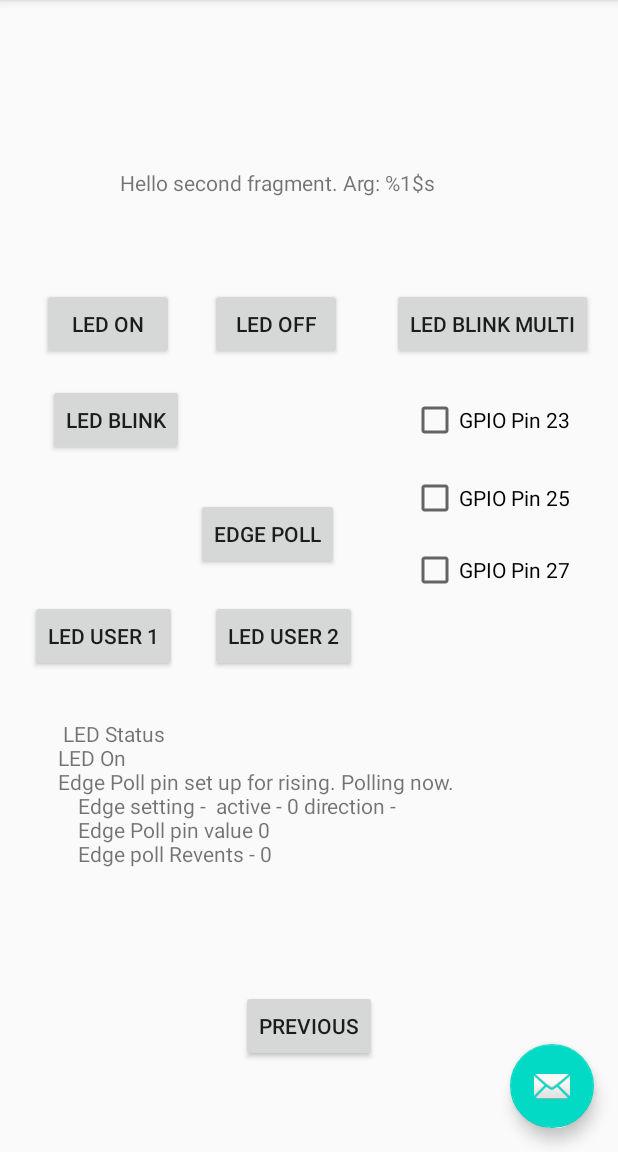
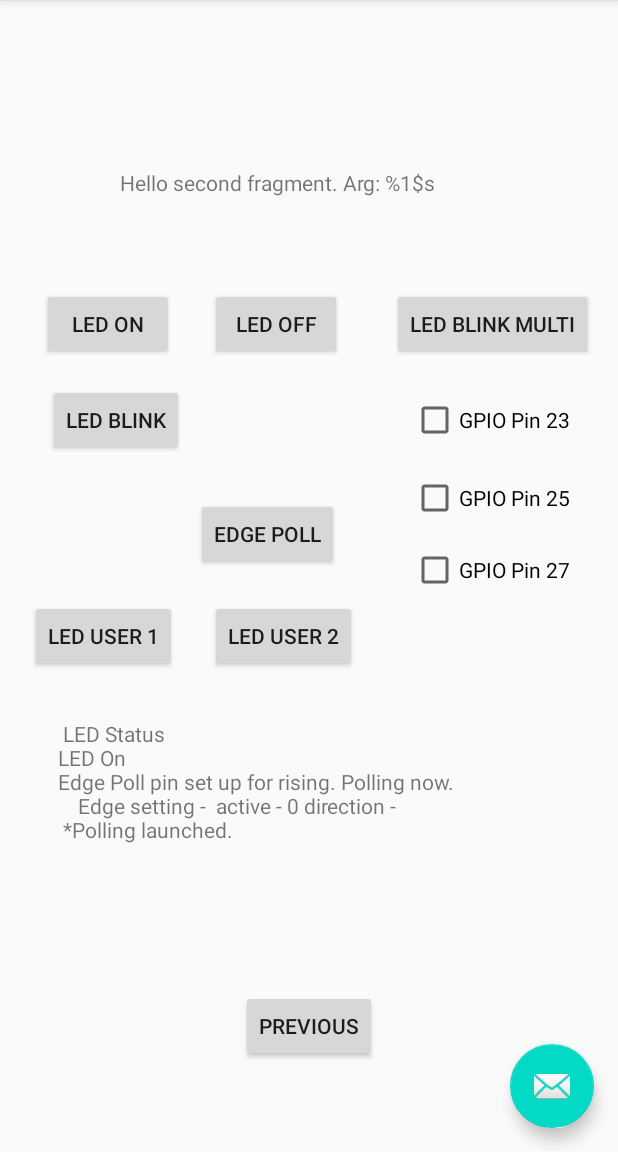
Before and after one commit to RichardChambers/dragonboard_410c, an Android app: the SecondFragment screen opened through its navigation route, after a tap on "EDGE POLL", on a phone screen of 412 x 824 dp, the part 84-1236 px from its top. Run offline under Robolectric (Android 15) with nearby library versions, the phone set to English and light mode, and no system bars; 2 statements that could not run were skipped; 1 other tap on this screen came first.

Commit message:
small change to PollFileService.cpp to allow testing with an emulator without GPIO pins by using a sleep() rather than using the poll() function on a GPIO pseudo file.
changes to Gpio.kt and the pin polling functionality so that it can be used with coroutines.
we have introduced an observable variable which is toggled between 0 and 1 whenever a poll() is
done and the function returns. This allows the user to start a poll in a coroutine and then use
a listener to know when the poll completes either because the GPIO pin was triggered or the poll()
time out expired.

changes to SecondFragment.kt to test the new functionality with coroutine and observable.

```diff
--- a/Android_01/app/src/main/java/com/example/myapplication/Gpio.kt
+++ b/Android_01/app/src/main/java/com/example/myapplication/Gpio.kt
@@ -1,6 +1,7 @@
 package com.example.myapplication
 
 import java.io.*
+import kotlin.properties.Delegates
 
 /**
  * Originall Created by Ara on 7/21/15.
@@ -42,14 +43,16 @@ class GpioFile {
      *          pseudo file must allow for the pseudo file to be opened and updated
      *          in order for the set() function to work.
      */
-    fun setPseudoFile (pinPathFull : String, pinValue : String) {
+    fun setPseudoFile (pinPathFull : String, pinValue : String) : Int {
         println("    setPseudoFile - String")
-        try {
+        return try {
             val out = BufferedWriter(FileWriter(pinPathFull, false))
             out.write(pinValue)
             out.close()
+            1
         } catch (e: IOException) {
             println("Error: " + e.message)
+            0
         }
     }
 
@@ -58,10 +61,10 @@ class GpioFile {
      *          pseudo file must allow for the pseudo file to be opened and updated
      *          in order for the set() function to work.
      */
-    fun setPseudoFile(pinPathFull : String, pinValue : Int) {
-            println("   setPseudoFile - Int")
-            setPseudoFile(pinPathFull, Integer.toString(pinValue))
-        }
+    fun setPseudoFile(pinPathFull : String, pinValue : Int) : Int {
+        println("   setPseudoFile - Int")
+        return setPseudoFile(pinPathFull, Integer.toString(pinValue))
+    }
 
     fun getPseudoFile(pinPathFull : String)  : String {
         println("    getPseudoFile - String")
@@ -70,7 +73,7 @@ class GpioFile {
             val br = BufferedReader(FileReader(pinPathFull))
             line = br.readLine()
             br.close()
-        } catch (e: Exception) {
+        } catch (e: IOException) {
             println("Error: " + e.message)
         }
         return line
@@ -78,25 +81,27 @@ class GpioFile {
 
     fun getPseudoFileInt(pinPathFull : String)  : Int {
         println("    getPseudoFile - Int")
-        return getPseudoFile(pinPathFull).toInt()
-    }
+        // should there be a problem with the reading of the pseudo file
+        // what will be returned is an empty string. when we try to convert
+        // the empty string to an integer we will get an exception so we
+        // will just return a value of zero (0).
+        return try {
+            getPseudoFile(pinPathFull).toInt()
+        } catch (e: Exception) {
+            println ("Error: " + e.message)
+            0
+        }
+     }
 
-    fun pollPseudoFile (pinPathFull : String, timeOutMs : Int) : Int {
+    suspend fun pollPseudoFile (pinPathFull : String, timeOutMs : Int) : Int {
         println("    pollPseudoFile - String")
-
-        val iStatus : Int = MainActivity().pollFileWithTimeOut (pinPathFull, timeOutMs)
-
-        return iStatus
+        return MainActivity().pollFileWithTimeOut (pinPathFull, timeOutMs)
     }
 
     fun pollPseudoFileRevents () : Int {
         println("    pollPseudoFileRevents - ")
-
-        val iStatus : Int = MainActivity().pollGetLastRevents ()
-
-        return iStatus
+        return MainActivity().pollGetLastRevents ()
     }
-
 }
 
 class Gpio(pin: Int)  {
@@ -188,7 +193,6 @@ class Gpio(pin: Int)  {
             pinGpio.setPseudoFile (MakeFileName(pin,  "/value"), value)
         }
 
-
     /**
      * Set pin as high.
      */
@@ -213,9 +217,22 @@ class Gpio(pin: Int)  {
 //  -   -4  -> poll(2) error - ENOMEM
 //  - -100 -> poll(2) error - Unknown error
 //
-    fun pinPoll (timeMs: Int) : Int {
-        val iStatus : Int = pinGpio.pollPseudoFile (MakeFileName(pin,  "/value"), timeMs)
-        return iStatus
+    var pollStatusShadow : Int by Delegates.observable(0) { _, oldValue, newValue ->
+        // this variable is used to allow the user of this pin who is using
+        // polling to set a listener so that when a pinPoll() is done, they
+        // will get an event indicating the poll has finished.
+        // this variable is toggled between the values of 0 and 1 by setting
+        // its value using a statement of "pollStatusShadow = 1 - pollStatusShadow"
+        onPollStatusChanged?.invoke(oldValue, newValue)
+    }
+    var onPollStatusChanged: ((Int, Int) -> Unit)? = null
+
+    var lastPinPollStatus : Int = 0
+
+    suspend fun pinPoll (timeMs: Int) : Int {
+        lastPinPollStatus = pinGpio.pollPseudoFile (MakeFileName(pin,  "/value"), timeMs)
+        pollStatusShadow = 1 - pollStatusShadow   // toggle the poll status to let observables know its done.
+        return lastPinPollStatus
     }
 
     fun pinPollRevents () : Int {
--- a/Android_01/app/src/main/java/com/example/myapplication/SecondFragment.kt
+++ b/Android_01/app/src/main/java/com/example/myapplication/SecondFragment.kt
@@ -10,6 +10,9 @@ import android.view.ViewGroup
 import android.widget.Button
 import android.widget.TextView
 import androidx.navigation.fragment.findNavController
+import kotlinx.coroutines.MainScope
+import kotlinx.coroutines.launch
+import kotlinx.coroutines.runBlocking
 
 /**
  * A simple [Fragment] subclass as the second destination in the navigation.
@@ -69,29 +72,36 @@ class SecondFragment : Fragment() {
         }
 
         view.findViewById<Button>(R.id.button_edge_poll).setOnClickListener {
-            val gpioProcessor =  GpioProcessor()
+            txtScroll.append("Edge Poll pin set up for rising. Polling now.\n")
+
+                    val gpioProcessor = GpioProcessor()
                     // Get reference of GPIO23.
                     val gpioPin26 = gpioProcessor.pin26
 
                     // Set GPIO26 as input.
                     gpioPin26.pinIn()
                     gpioPin26.pinEdgeRising()
-            txtScroll.append("Edge Poll pin set up for rising. Polling now.\n")
+                    txtScroll.append("    Edge setting - ${gpioPin26.edge} active - ${gpioPin26.active_low} direction - ${gpioPin26.direction}\n")
 
-            txtScroll.append ("    Edge setting - " + gpioPin26.edge + " active - " + gpioPin26.active_low + " direction - " + gpioPin26.direction + "\n")
+                    gpioPin26.onPollStatusChanged = { _, _ ->
 
-            var xStatus : Int = gpioPin26.pinPoll(10000)
+                        val xStatus = gpioPin26.lastPinPollStatus
                         val xvalue = gpioPin26.value
-            val xRevents : Int = gpioPin26.pinPollRevents()
+                        val xRevents: Int = gpioPin26.pinPollRevents()
 
                         if (xStatus == 0) {
-                txtScroll.append("    Edge Poll pin value " + Integer.toString(xvalue) + "\n")
-                txtScroll.append("    Edge poll Revents - " + Integer.toString(xRevents, 16))
+                            txtScroll.append("    Edge Poll pin value " + xvalue.toString() + "\n")
+                            txtScroll.append("    Edge poll Revents - " + xRevents.toString(16))
                         } else {
                             txtScroll.append("    Edge Poll pin failed - " + Integer.toString(xStatus) + "\n")
-                txtScroll.append("    Edge poll Revents - " + Integer.toString(xRevents, 16))
-                txtScroll.append("    Edge Poll pin value " + Integer.toString(xvalue) + "\n")
+                            txtScroll.append("    Edge poll Revents - " + xRevents.toString(16))
+                            txtScroll.append("    Edge Poll pin value " + xvalue.toString() + "\n")
                         }
+                    }
+                    MainScope().launch {
+                        gpioPin26.pinPoll(10000)
+                    }
+                txtScroll.append(" *Polling launched.\n")
         }
 
 
@@ -112,6 +122,7 @@ class SecondFragment : Fragment() {
             val gpiopinLed = gpioProcessorLed.pinLed1
 
             if (pinUser1State == 0) {
+
                 val myValue : Int = gpiopinLed.brightness
                 gpiopinLed.pinHigh()    // drive pin high to turn on LED
                 txtScroll.append("LED Uer 1 On " + gpiopinLed.pin + " was " + myValue.toString() + "\n")
```
Also changed, not shown: 1 other file. Lines whose indentation alone changed are shown as unchanged.
